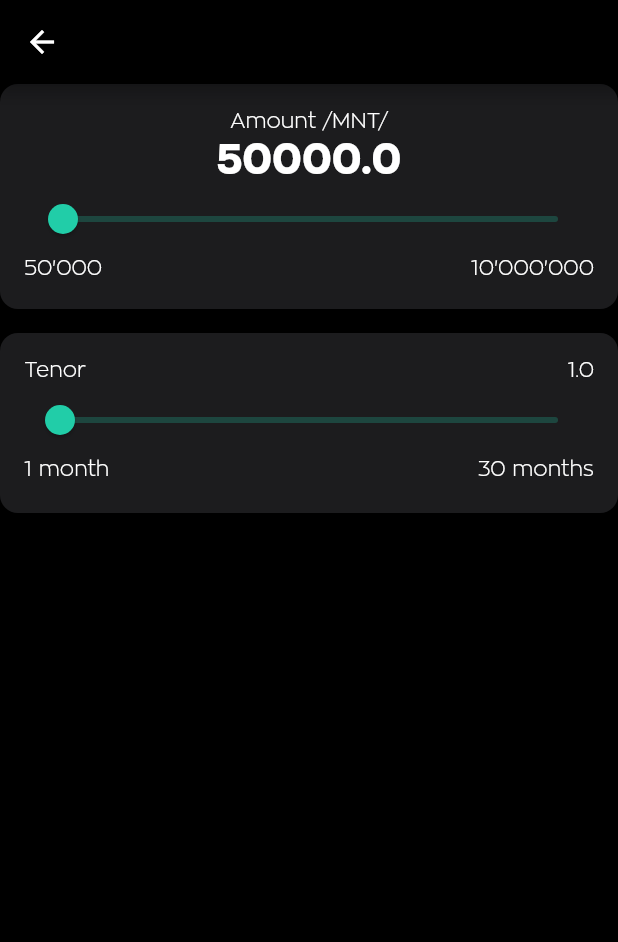
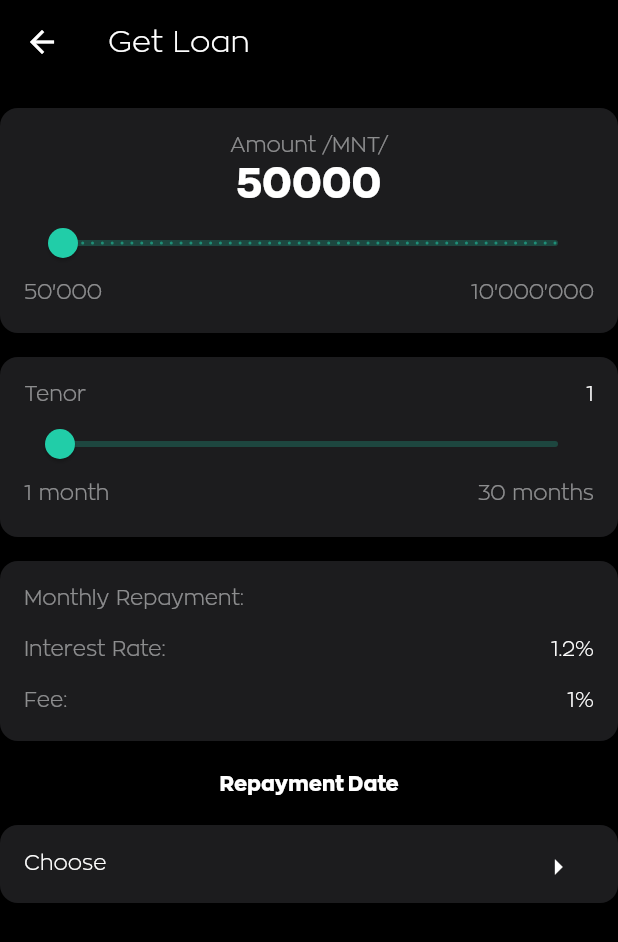
Before and after one commit to namukha/MBank, a Flutter app: the HomeScreen screen opened directly, after a tap on "460000", on a phone screen of 412 x 824 dp. Shown: the top 942 px of the screen. Run offline on Flutter 3.47's test engine with Material 2 defaults, Android fonts, the phone set to English and light mode, and no system bars; our stand-ins replace bloc, dot_navigation_bar, firebase_core, flutter_bloc, rxdart; missing offline and left inert: finance; accounts and stored records are empty.

Commit message:
repay date

```diff
--- a/lib/bloc/account_status_event.dart
+++ b/lib/bloc/account_status_event.dart
@@ -6,6 +6,5 @@
 
   const AccountStatusEvent(this.accIndex);
 
-  @override
   List<Object> get props => [accIndex];
 }
--- a/lib/bloc/loan_bloc.dart
+++ b/lib/bloc/loan_bloc.dart
@@ -1,4 +1,4 @@
-import 'package:bloc/bloc.dart';
+// import 'package:bloc/bloc.dart';
 import 'package:meta/meta.dart';
 import 'package:planner_app/models/loan_model.dart';
 import 'package:rxdart/rxdart.dart';
--- a/lib/main.dart
+++ b/lib/main.dart
@@ -1,3 +1,4 @@
+// @dart=2.9
 import 'package:flutter/material.dart';
 // import 'package:firebase_auth/firebase_auth.dart';
 import 'package:firebase_core/firebase_core.dart';
@@ -17,7 +18,7 @@
 
 class SimpleBlocObserver extends BlocObserver {
   @override
-  void onEvent(Bloc bloc, Object? event) {
+  void onEvent(Bloc bloc, Object event) {
     super.onEvent(bloc, event);
     print(event);
   }
@@ -36,7 +37,7 @@
 }
 
 class MyApp extends StatelessWidget {
-  const MyApp({super.key});
+  const MyApp({key});
 
   // This widget is the root of your application.
   @override
--- a/lib/screens/home_navigations/account.dart
+++ b/lib/screens/home_navigations/account.dart
@@ -172,10 +172,13 @@
                     child: Column(
                       crossAxisAlignment: CrossAxisAlignment.start,
                       children: [
-                      Image.asset('assets/images/logoGreen.png', width: 50,),
-                      Text('460000'),
-                      Text('1.2%'),
-                      Text('Expiration date'),
+                      Image.asset('assets/images/logoGreen.png', width: 60,),
+                      SizedBox(height: 30),
+                      Text('460000', style: TextStyle(fontWeight: FontWeight.bold),),
+                      SizedBox(height: 7),
+                      Text('1.2%', style: TextStyle(color: Color.fromRGBO(245, 246, 247, 0.52))),
+                      SizedBox(height: 24),
+                      Text('Expiration date', style: TextStyle(color: Color.fromRGBO(245, 246, 247, 0.52))),
                       Text('2023/09/25')
                     ]),
                   )),
--- a/lib/screens/home_navigations/loan_page.dart
+++ b/lib/screens/home_navigations/loan_page.dart
@@ -1,6 +1,9 @@
 import 'package:flutter/material.dart';
 import 'package:planner_app/models/loan_model.dart';
+import 'package:planner_app/screens/home_navigations/repay_date.dart';
 import '../../bloc/loan_bloc.dart';
+// ignore: import_of_legacy_library_into_null_safe
+import 'package:finance/finance.dart';
 
 class LoanPage extends StatefulWidget {
   const LoanPage({super.key});
@@ -10,7 +13,7 @@
 }
 
 class _LoanPageState extends State<LoanPage> {
-  final loanbloc = LoanBloc(50000, 1, 50325);
+  late var loanbloc = LoanBloc(50000, 1, 50325);
   double amountSliderValue = 50000;
   double monthSliderValue = 1;
 
@@ -22,10 +25,12 @@
         backgroundColor: Colors.black,
         appBar: AppBar(
           backgroundColor: Colors.black,
+          title: Text('Get Loan'),
         ),
         body: Container(
             child: Column(
           children: [
+            SizedBox(height: 16),
             Container(
               padding: EdgeInsets.all(16),
               height: 150,
@@ -38,20 +43,23 @@
                     return Column(children: [
                       Text(
                         'Amount /MNT/',
-                      style: TextStyle(color: Colors.white),
+                        style: TextStyle(
+                            color: Color.fromRGBO(245, 246, 247, 0.52)),
                       ),
                       Text(
-                      amountSliderValue.toString(),
+                        amountSliderValue.truncate().toString(),
                         style: TextStyle(
                             fontWeight: FontWeight.w700,
                             fontSize: 27,
                             color: Colors.white),
                       ),
                       Slider(
-                        value: amountSliderValue.roundToDouble(),
+                          value: amountSliderValue
+                              .roundToDouble()
+                              .truncateToDouble(),
                           min: 50000,
                           max: 10000000,
-                        divisions: 200,
+                          divisions: 50,
                           onChanged: (double value) {
                             setState(() {
                               amountSliderValue = value;
@@ -62,17 +70,18 @@
                         children: [
                           Text(
                             '50\'000',
-                          style: TextStyle(color: Colors.white),
+                            style: TextStyle(
+                                color: Color.fromRGBO(245, 246, 247, 0.52)),
                           ),
                           Text(
                             '10\'000\'000',
-                          style: TextStyle(color: Colors.white),
+                            style: TextStyle(
+                                color: Color.fromRGBO(245, 246, 247, 0.52)),
                           )
                         ],
                       )
                     ]);
-                }
-              ),
+                  }),
             ), //// //// //// //// //// //// //// //// //// //// //// //// //// //// ////
             SizedBox(
               height: 16,
@@ -89,10 +98,11 @@
                   children: [
                     Text(
                       'Tenor',
-                      style: TextStyle(color: Colors.white),
+                      style:
+                          TextStyle(color: Color.fromRGBO(245, 246, 247, 0.52)),
                     ),
                     Text(
-                      monthSliderValue.roundToDouble().toString(),
+                      monthSliderValue.truncate().toString(),
                       style: TextStyle(color: Colors.white),
                     ),
                   ],
@@ -111,16 +121,112 @@
                   children: [
                     Text(
                       '1 month',
-                      style: TextStyle(color: Colors.white),
+                      style:
+                          TextStyle(color: Color.fromRGBO(245, 246, 247, 0.52)),
                     ),
                     Text(
                       '30 months',
+                      style:
+                          TextStyle(color: Color.fromRGBO(245, 246, 247, 0.52)),
+                    )
+                  ],
+                )
+              ]),
+            ), //// //// //// //// //// //// //// //// //// //// //// //// //// //// ////
+            SizedBox(
+              height: 16,
+            ), //// //// //// //// //// //// //// //// //// //// //// //// //// //// ////
+            Container(
+              padding: EdgeInsets.all(16),
+              height: 120,
+              decoration: BoxDecoration(
+                  color: Color.fromRGBO(28, 28, 30, 1),
+                  borderRadius: BorderRadius.circular(12)),
+              child: Column(children: [
+                Row(
+                  mainAxisAlignment: MainAxisAlignment.spaceBetween,
+                  children: [
+                    Text(
+                      'Monthly Repayment:',
+                      style:
+                          TextStyle(color: Color.fromRGBO(245, 246, 247, 0.52)),
+                    ),
+                    Text(
+                      Finance.pmt(
+                              rate: 0.012 / 12,
+                              nper: monthSliderValue,
+                              pv: amountSliderValue)
+                          .truncate()
+                          .toString(),
+                      style: TextStyle(color: Colors.white),
+                    ),
+                  ],
+                ),
+                SizedBox(
+                  height: 16,
+                ),
+                Row(
+                  mainAxisAlignment: MainAxisAlignment.spaceBetween,
+                  children: [
+                    Text(
+                      'Interest Rate:',
+                      style:
+                          TextStyle(color: Color.fromRGBO(245, 246, 247, 0.52)),
+                    ),
+                    Text(
+                      '1.2%',
+                      style: TextStyle(color: Colors.white),
+                    )
+                  ],
+                ),
+                SizedBox(
+                  height: 16,
+                ),
+                Row(
+                  mainAxisAlignment: MainAxisAlignment.spaceBetween,
+                  children: [
+                    Text(
+                      'Fee:',
+                      style:
+                          TextStyle(color: Color.fromRGBO(245, 246, 247, 0.52)),
+                    ),
+                    Text(
+                      '1%',
                       style: TextStyle(color: Colors.white),
                     )
                   ],
                 )
               ]),
             ),
+            SizedBox(height: 20),
+            Text('Repayment Date',
+                style: TextStyle(
+                    fontWeight: FontWeight.bold, color: Colors.white)),
+            SizedBox(height: 20),
+            Container(
+                padding: EdgeInsets.all(16),
+                height: 52,
+                width: double.infinity,
+                decoration: BoxDecoration(
+                    color: Color.fromRGBO(28, 28, 30, 1),
+                    borderRadius: BorderRadius.circular(12)),
+                child: Row(
+                  mainAxisAlignment: MainAxisAlignment.spaceBetween,
+                  children: [
+                    Text(
+                      'Choose',
+                      style: TextStyle(color: Colors.white),
+                    ),
+                    IconButton(
+                      icon: Icon(Icons.arrow_right),
+                      padding: EdgeInsets.all(0),
+                      color: Colors.white,
+                      onPressed: () {
+                        Navigator.push(context, MaterialPageRoute(builder: (context) => RepayPage()));
+                      },
+                    )
+                  ],
+                ))
           ],
         )));
   }
--- a/pubspec.yaml
+++ b/pubspec.yaml
@@ -45,6 +45,7 @@
   multi_select_flutter: ^4.1.3
   firebase_core: ^2.8.0
   firebase_auth: ^4.3.0
+  finance: ^0.1.0
 
 dev_dependencies:
   flutter_test:
```
Also changed, not shown: lib/screens/home_navigations/repay_date.dart (added, +147 -0 lines), pubspec.lock, 1 other file. Lines whose indentation alone changed are shown as unchanged.
